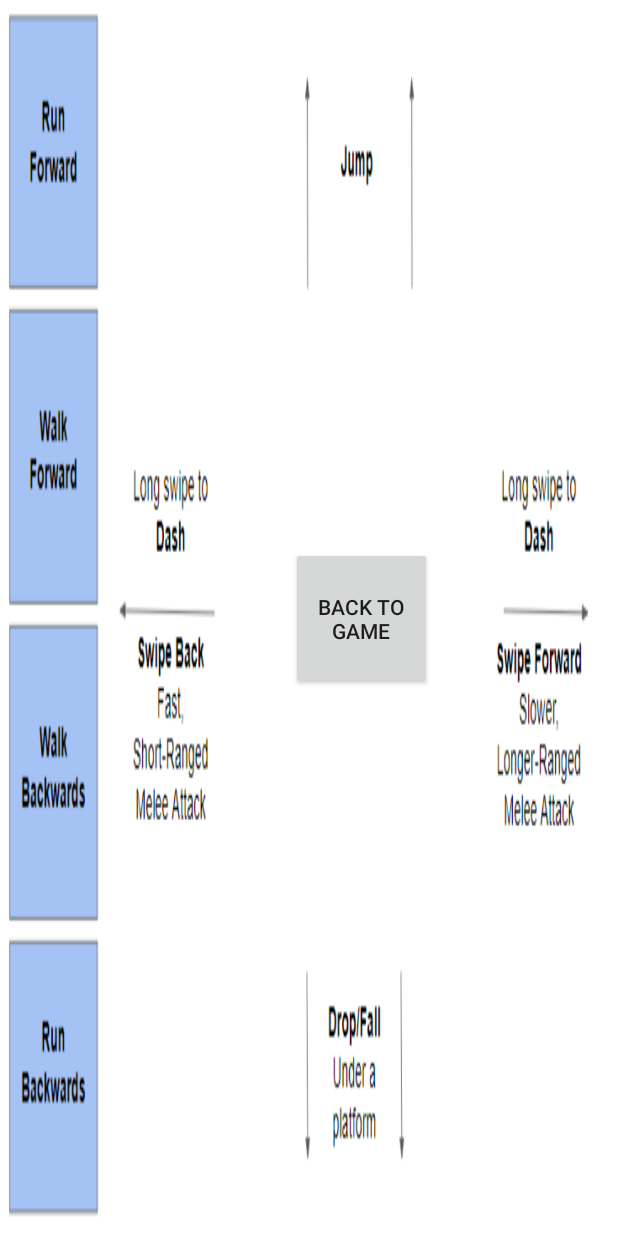
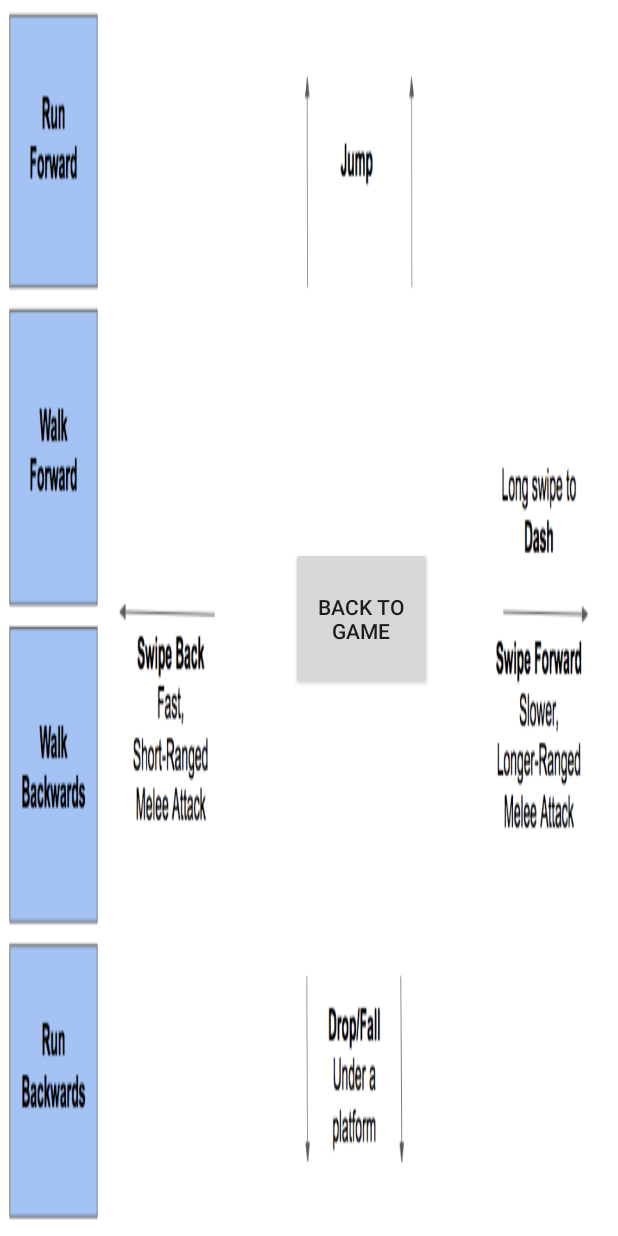
Before and after one commit to mbaello/SeekingBlood, an Android app: the HelpActivity screen opened directly, with no data from a screen before it, on a phone screen of 412 x 824 dp. Run offline under Robolectric (Android 15) with nearby library versions, the phone set to English and light mode, and no system bars.

Commit message:
Final Commit

```diff
--- a/app/src/main/res/layout/activity_help.xml
+++ b/app/src/main/res/layout/activity_help.xml
@@ -4,7 +4,7 @@
     xmlns:tools="http://schemas.android.com/tools"
     android:layout_width="match_parent"
     android:layout_height="match_parent"
-    android:background="@drawable/help_screen3"
+    android:background="@drawable/help_screen4"
     tools:context=".HelpActivity">
 
 
```
Also changed, not shown: app/src/main/res/drawable/help_screen4.PNG (added).
